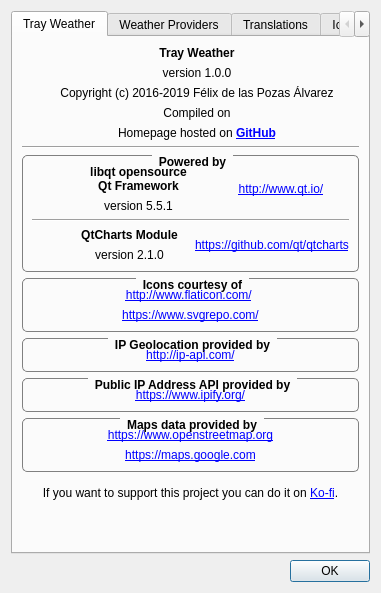
First picture: the form in AboutDialog.ui, repository FelixdelasPozas/TrayWeather, before the edit.
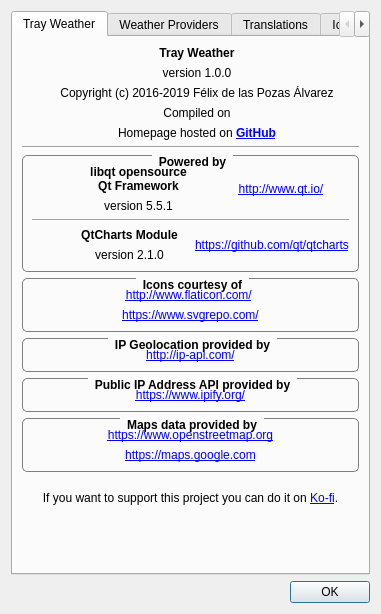
Second picture: the form after the edit. Icons and pictures are not drawn. Custom widgets are drawn as their Qt base class.

The edit to the form file:
```diff
--- a/AboutDialog.ui
+++ b/AboutDialog.ui
@@ -7,7 +7,7 @@
     <x>0</x>
     <y>0</y>
     <width>374</width>
-    <height>593</height>
+    <height>614</height>
    </rect>
   </property>
   <property name="windowTitle">
```
Left out of the diff: 3 changed lines with no effect on the pictures.
